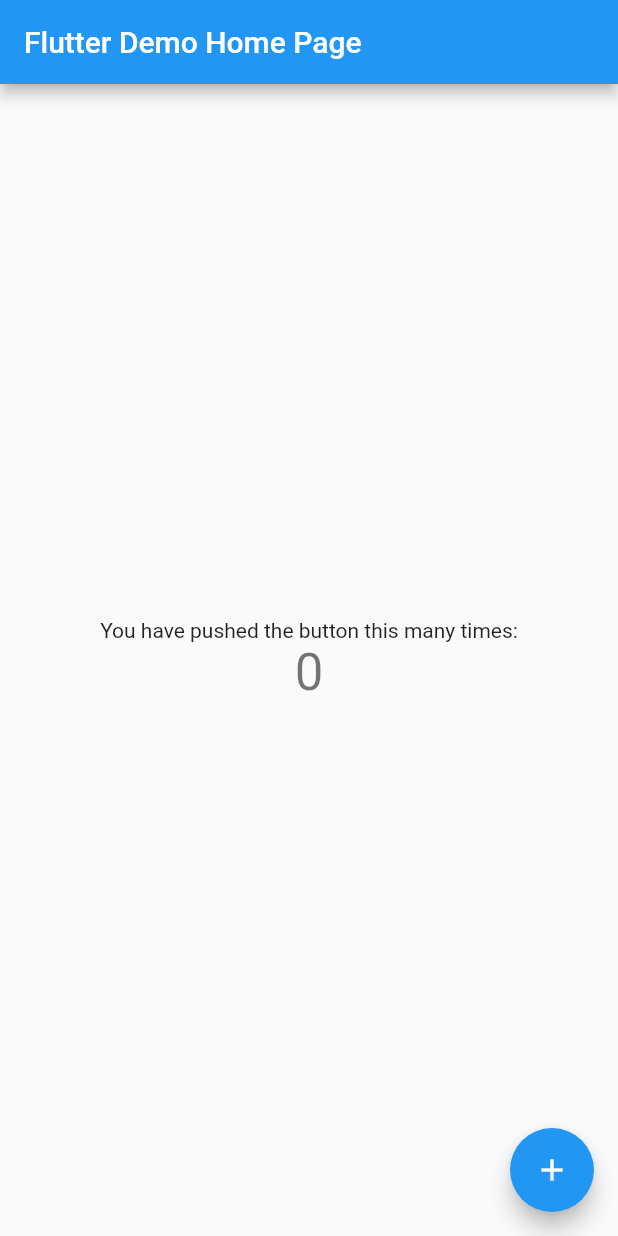
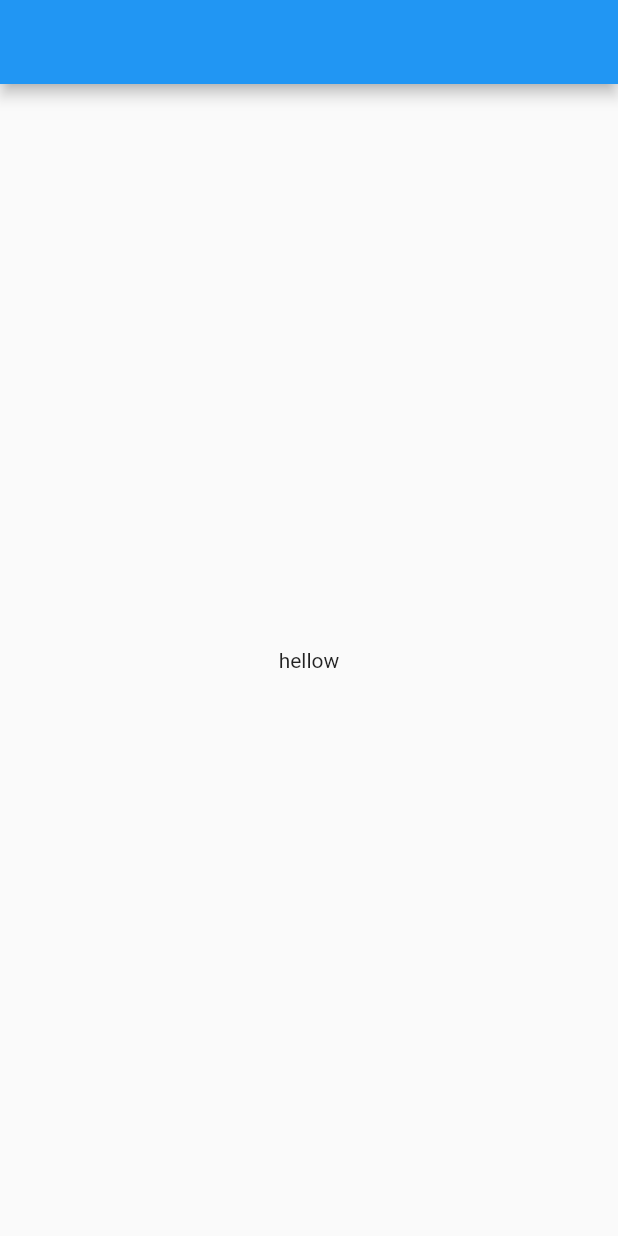
Before and after one commit to HirushaR/personal_use_app, a Flutter app: the screen it shows after launch, on a phone screen of 412 x 824 dp. Run offline on Flutter 3.47's test engine with Material 2 defaults, Android fonts, the phone set to English and light mode, and no system bars.

Commit message:
first commit

```diff
--- a/lib/main.dart
+++ b/lib/main.dart
@@ -2,110 +2,27 @@ import 'package:flutter/material.dart';
 
 void main() => runApp(MyApp());
 
+
 class MyApp extends StatelessWidget {
-  // This widget is the root of your application.
   @override
   Widget build(BuildContext context) {
     return MaterialApp(
-      title: 'Flutter Demo',
-      theme: ThemeData(
-        // This is the theme of your application.
-        //
-        // Try running your application with "flutter run". You'll see the
-        // application has a blue toolbar. Then, without quitting the app, try
-        // changing the primarySwatch below to Colors.green and then invoke
-        // "hot reload" (press "r" in the console where you ran "flutter run",
-        // or simply save your changes to "hot reload" in a Flutter IDE).
-        // Notice that the counter didn't reset back to zero; the application
-        // is not restarted.
-        primarySwatch: Colors.blue,
-      ),
-      home: MyHomePage(title: 'Flutter Demo Home Page'),
+
+      home: LoginScreen(),
     );
   }
 }
 
-class MyHomePage extends StatefulWidget {
-  MyHomePage({Key key, this.title}) : super(key: key);
-
-  // This widget is the home page of your application. It is stateful, meaning
-  // that it has a State object (defined below) that contains fields that affect
-  // how it looks.
-
-  // This class is the configuration for the state. It holds the values (in this
-  // case the title) provided by the parent (in this case the App widget) and
-  // used by the build method of the State. Fields in a Widget subclass are
-  // always marked "final".
-
-  final String title;
-
-  @override
-  _MyHomePageState createState() => _MyHomePageState();
-}
-
-class _MyHomePageState extends State<MyHomePage> {
-  int _counter = 0;
-
-  void _incrementCounter() {
-    setState(() {
-      // This call to setState tells the Flutter framework that something has
-      // changed in this State, which causes it to rerun the build method below
-      // so that the display can reflect the updated values. If we changed
-      // _counter without calling setState(), then the build method would not be
-      // called again, and so nothing would appear to happen.
-      _counter++;
-    });
-  }
-
+class LoginScreen  extends StatelessWidget {
   @override
   Widget build(BuildContext context) {
-    // This method is rerun every time setState is called, for instance as done
-    // by the _incrementCounter method above.
-    //
-    // The Flutter framework has been optimized to make rerunning build methods
-    // fast, so that you can just rebuild anything that needs updating rather
-    // than having to individually change instances of widgets.
     return Scaffold(
       appBar: AppBar(
-        // Here we take the value from the MyHomePage object that was created by
-        // the App.build method, and use it to set our appbar title.
-        title: Text(widget.title),
       ),
       body: Center(
-        // Center is a layout widget. It takes a single child and positions it
-        // in the middle of the parent.
-        child: Column(
-          // Column is also a layout widget. It takes a list of children and
-          // arranges them vertically. By default, it sizes itself to fit its
-          // children horizontally, and tries to be as tall as its parent.
-          //
-          // Invoke "debug painting" (press "p" in the console, choose the
-          // "Toggle Debug Paint" action from the Flutter Inspector in Android
-          // Studio, or the "Toggle Debug Paint" command in Visual Studio Code)
-          // to see the wireframe for each widget.
-          //
-          // Column has various properties to control how it sizes itself and
-          // how it positions its children. Here we use mainAxisAlignment to
-          // center the children vertically; the main axis here is the vertical
-          // axis because Columns are vertical (the cross axis would be
-          // horizontal).
-          mainAxisAlignment: MainAxisAlignment.center,
-          children: <Widget>[
-            Text(
-              'You have pushed the button this many times:',
-            ),
-            Text(
-              '$_counter',
-              style: Theme.of(context).textTheme.display1,
-            ),
-          ],
-        ),
+        child: Text("hellow"),
       ),
-      floatingActionButton: FloatingActionButton(
-        onPressed: _incrementCounter,
-        tooltip: 'Increment',
-        child: Icon(Icons.add),
-      ), // This trailing comma makes auto-formatting nicer for build methods.
+
     );
   }
 }
```
